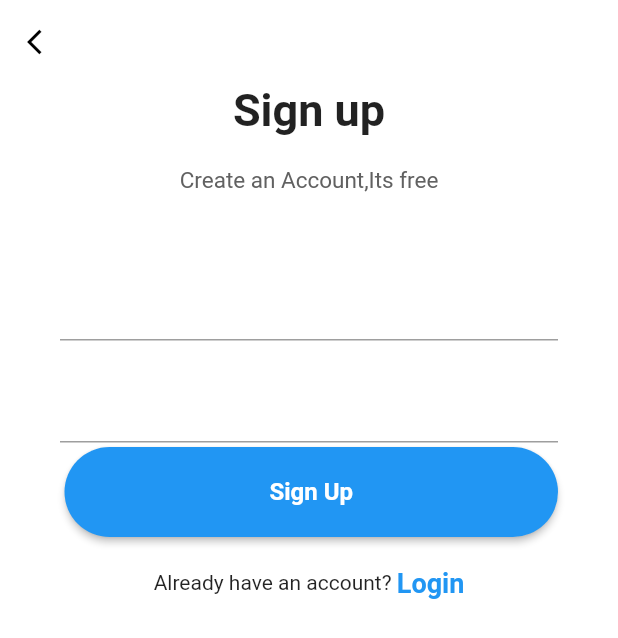
After one commit to LokeshSelvakumar/CS7IS5_adaptive_application_group_project, a Flutter app: the screen it shows after launch, after a tap on "Sign Up", on a phone screen of 412 x 824 dp. The commit adds this screen. Shown: the top 638 px of the screen. Run offline on Flutter 3.47's test engine with Material 2 defaults, Android fonts, the phone set to English and light mode, and no system bars; our stand-ins replace firebase_auth, firebase_core, overlay_support; accounts and stored records are empty; network calls fail.

Commit message:
sign up initial screen commit

```diff
--- a/bullfinch_adaptive_app/lib/Routes/login.dart
+++ b/bullfinch_adaptive_app/lib/Routes/login.dart
@@ -2,6 +2,7 @@ import 'package:firebase_auth/firebase_auth.dart';
 import 'package:flutter/cupertino.dart';
 import 'package:flutter/material.dart';
 import 'package:overlay_support/overlay_support.dart';
+
 /*
 * Login screen class is used to implement authentication of users
 *
@@ -82,7 +83,7 @@ class _MyStatefulWidgetState extends State<MyStatefulWidget> {
                       signIn(userNameController.text, passwordController.text)
                           .then((result) {
                         if (result == "success") {
-                          Navigator.of(context).pushNamed("/intermediateUI",arguments: "Dublin Bikes");
+                          Navigator.of(context).pushNamed("/homePage");
                         } else if (result == "network-request-failed") {
                           return showSimpleNotification(
                               Text(
@@ -119,10 +120,10 @@ class _MyStatefulWidgetState extends State<MyStatefulWidget> {
                     cursor: SystemMouseCursors.click,
                     child: new GestureDetector(
                       onTap: () {
-                        Navigator.pushNamed(context, "/intermediateUI",arguments: "Dublin Bikes");
+                        Navigator.pushNamed(context, "/signUp");
                       },
                       child: new Text(
-                        "Continue as a guest",
+                        "Sign Up",
                         style: TextStyle(
                             fontSize: 16,
                             color: Colors.blue,
--- /dev/null
+++ b/bullfinch_adaptive_app/lib/Routes/signUpScreen.dart
@@ -0,0 +1,191 @@
+import 'package:flutter/material.dart';
+import 'package:firebase_auth/firebase_auth.dart';
+import 'package:firebase_core/firebase_core.dart';
+
+class signUpScreen extends StatefulWidget {
+  const signUpScreen({Key? key}) : super(key: key);
+
+  @override
+  _signUpScreenState createState() => _signUpScreenState();
+}
+
+class _signUpScreenState extends State<signUpScreen> {
+  String email = "";
+  String password = "";
+
+  @override
+  Widget build(BuildContext context) {
+    return Scaffold(
+      resizeToAvoidBottomInset: false,
+      // resizeToAvoidBottomPadding: false,
+      backgroundColor: Colors.white,
+      appBar: AppBar(
+        elevation: 0,
+        brightness: Brightness.light,
+        backgroundColor: Colors.white,
+        leading: IconButton(
+            onPressed: () {
+              Navigator.pop(context);
+            },
+            icon: Icon(
+              Icons.arrow_back_ios,
+              size: 20,
+              color: Colors.black,
+            )),
+      ),
+      body: SafeArea(
+        child: SingleChildScrollView(
+          child: Container(
+            height: MediaQuery.of(context).size.height,
+            width: double.infinity,
+            child: Column(
+              mainAxisAlignment: MainAxisAlignment.spaceBetween,
+              children: [
+                Column(
+                  children: [
+                    Column(
+                      mainAxisAlignment: MainAxisAlignment.spaceEvenly,
+                      children: [
+                        Text(
+                          "Sign up",
+                          style: TextStyle(
+                            fontSize: 30,
+                            fontWeight: FontWeight.bold,
+                          ),
+                        ),
+                        SizedBox(
+                          height: 20,
+                        ),
+                        Text(
+                          "Create an Account,Its free",
+                          style: TextStyle(
+                            fontSize: 15,
+                            color: Colors.grey[700],
+                          ),
+                        ),
+                        SizedBox(
+                          height: 30,
+                        )
+                      ],
+                    ),
+                    Padding(
+                      padding: EdgeInsets.symmetric(horizontal: 40),
+                      child: Form(
+                        child: Column(children: <Widget>[
+                          SizedBox(height: 20.0),
+                          TextFormField(
+                            onChanged: (val) {
+                              setState(() => email = val);
+                            },
+                          ),
+                          SizedBox(height: 20.0),
+                          TextFormField(
+                            obscureText: true,
+                            onChanged: (val) {
+                              setState(() => password = val);
+                            },
+                          ),
+                        ]),
+                      ),
+                    ),
+                    Padding(
+                      padding: EdgeInsets.symmetric(horizontal: 40),
+                      child: Container(
+                        padding: EdgeInsets.only(top: 3, left: 3),
+                        decoration: BoxDecoration(
+                          borderRadius: BorderRadius.circular(40),
+                          // border: Border(
+                          //     bottom: BorderSide(color: Colors.black),
+                          //     top: BorderSide(color: Colors.black),
+                          //     right: BorderSide(color: Colors.black),
+                          //     left: BorderSide(color: Colors.black)
+                          // )
+                        ),
+                        child: MaterialButton(
+                          minWidth: double.infinity,
+                          height: 60,
+                          onPressed: () async {
+                            signUp(email, password).then((result){
+                              if(result == "success"){
+                                Navigator.of(context).pushNamed("/homePage");
+                              }
+                              else{
+                                return showDialog(
+                                  context: context,
+                                  builder: (BuildContext context) {
+                                    return AlertDialog(
+                                      title: new Text("Error signing up"),
+                                      content: new Text(result),
+                                      actions: <Widget>[
+                                        new TextButton(
+                                          child: new Text("OK"),
+                                          onPressed: () {
+                                            Navigator.of(context).pop();
+                                          },
+                                        ),
+                                      ],
+                                    );
+                                  },
+                                );
+                              }
+                            });
+                          },
+                          color: Colors.blue,
+                          shape: RoundedRectangleBorder(
+                              borderRadius: BorderRadius.circular(40)),
+                          child: Text(
+                            "Sign Up",
+                            style: TextStyle(
+                              fontWeight: FontWeight.w600,
+                              fontSize: 16,
+                              color: Colors.white,
+                            ),
+                          ),
+                        ),
+                      ),
+                    ),
+                    SizedBox(
+                      height: 20,
+                    ),
+                    Row(
+                      mainAxisAlignment: MainAxisAlignment.center,
+                      children: [
+                        Text("Already have an account? "),
+                        Text(
+                          "Login",
+                          style: TextStyle(
+                            fontWeight: FontWeight.w600,
+                            fontSize: 18,
+                            color: Colors.blue,
+                          ),
+                        ),
+                      ],
+                    )
+                  ],
+                ),
+              ],
+            ),
+          ),
+        ),
+      ),
+    );
+  }
+
+  Future<String> signUp(String email, String password) async {
+    UserCredential user ;
+    try {
+      user = await FirebaseAuth.instance.createUserWithEmailAndPassword(
+          email: email,
+          password: password
+      );
+      print(FirebaseAuth.instance.currentUser?.uid.toString());
+      return 'success';
+    } on FirebaseAuthException catch (e) {
+      return e.code;
+    } catch (e) {
+      print("exception occurred========>");
+      print(e);
+    }
+    return "new exception";
+  }
+}
--- a/bullfinch_adaptive_app/lib/main.dart
+++ b/bullfinch_adaptive_app/lib/main.dart
@@ -1,7 +1,15 @@
 import 'package:flutter/material.dart';
+import 'Routes/homePage.dart';
 import 'Routes/login.dart';
+import 'Routes/signUpScreen.dart';
+import 'firebase_options.dart';
+import 'package:firebase_core/firebase_core.dart';
 
-void main() {
+void main() async {
+  WidgetsFlutterBinding.ensureInitialized();
+  await Firebase.initializeApp(
+    options: DefaultFirebaseOptions.currentPlatform,
+  );
   runApp(const MyApp());
 }
 
@@ -29,8 +37,9 @@ class MyApp extends StatelessWidget {
         initialRoute: '/',
         routes: <String, WidgetBuilder>{
           '/': (context) => loginScreen(),
-      },
-    );
+          '/homePage': (context) => homePage(),
+          '/signUp': (context) => signUpScreen(),
+        });
   }
 }
 
--- a/bullfinch_adaptive_app/pubspec.yaml
+++ b/bullfinch_adaptive_app/pubspec.yaml
@@ -36,12 +36,14 @@ dependencies:
   # The following adds the Cupertino Icons font to your application.
   # Use with the CupertinoIcons class for iOS style icons.
   cupertino_icons: ^1.0.2
+  flutterfire_ui: ^0.3.0
 
 dependency_overrides:
   cloud_functions_platform_interface: 5.0.21
   cloud_firestore_platform_interface: 5.4.13
   firebase_auth_platform_interface: 6.1.11
   cloud_firestore_web: 2.6.5
+  firebase_app_check_platform_interface: 0.0.3+5
 
 dev_dependencies:
   flutter_test:
```
Also changed, not shown: bullfinch_adaptive_app/lib/Routes/homePage.dart (added, +23 -0 lines), bullfinch_adaptive_app/lib/firebase_options.dart (added), bullfinch_adaptive_app/pubspec.lock, 1 other file. Lines whose indentation alone changed are shown as unchanged.
